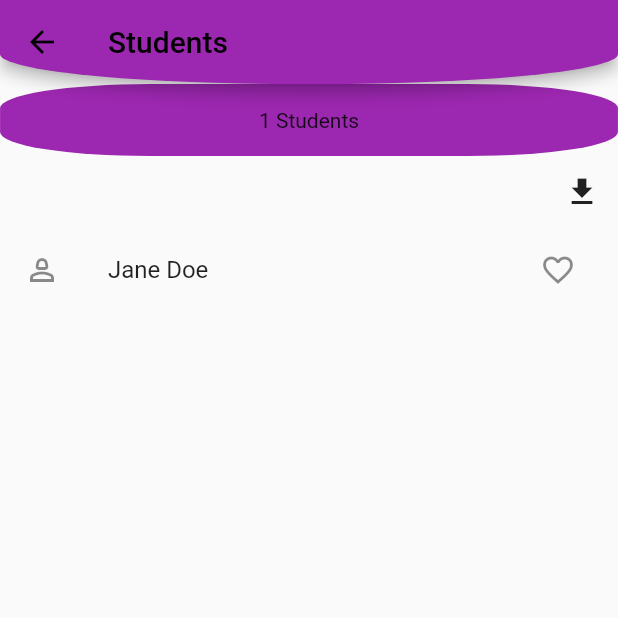
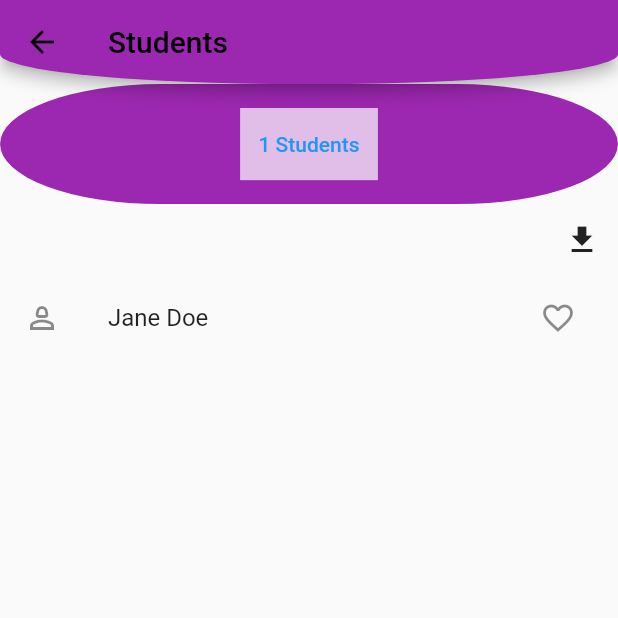
Before and after one commit to ezgifistikcioglu/student_communication, a Flutter app: the Students screen opened directly, on a phone screen of 412 x 824 dp, the top half of it. Run offline on Flutter 3.47's test engine with Material 2 defaults, Android fonts, the light colour scheme and no system bars; our stand-ins replace cloud_firestore, firebase_auth, firebase_core, firebase_storage, flutter_riverpod, google_sign_in and 1 more; accounts and stored records are empty; network calls fail.

Commit message:
Added Implicit animations (Hero&AnimatedPadding)

```diff
--- a/lib/product/constants/app_constants.dart
+++ b/lib/product/constants/app_constants.dart
@@ -1,5 +1,9 @@
 import 'package:firebase_auth/firebase_auth.dart';
 import 'package:flutter/material.dart';
+
+import '../../widgets/pages/message/messages.dart';
+import '../../widgets/pages/student/students.dart';
+import '../../widgets/pages/teacher/teachers.dart';
 
 class ApplicationConstants {
   static const String unknownText = 'Unknown';
@@ -29,7 +33,9 @@ class ApplicationConstants {
   static const EdgeInsets normal2xPadding = EdgeInsets.all(18);
   static const EdgeInsets symmetricPadding =
       EdgeInsets.symmetric(horizontal: 16, vertical: 8);
+
   static const EdgeInsets onlyPadding = EdgeInsets.only(top: 8, bottom: 8);
+  static const EdgeInsets leftRighPadding = EdgeInsets.only(left: 4, right: 4);
 }
 
 // MediaQuery
@@ -67,12 +73,12 @@ BoxDecoration ellipticalBoxDecoration() {
   return BoxDecoration(
     color: normalPurple,
     borderRadius: const BorderRadius.all(
-      Radius.elliptical(100, 16),
+      Radius.elliptical(120, 45),
     ),
   );
 }
 
-Container textLengthContainer(Widget? child) {
+Widget textLengthContainer(Widget? child) {
   return Container(
     margin: const EdgeInsets.all(0.05),
     decoration: ellipticalBoxDecoration(),
@@ -82,3 +88,26 @@ Container textLengthContainer(Widget? child) {
     ),
   );
 }
+
+Future<void> goToMessages(BuildContext context) async {
+  await Navigator.push(
+    context,
+    MaterialPageRoute(builder: (context) => const Messages()),
+  );
+}
+
+goToTeachers(BuildContext context) {
+  Navigator.of(context).push(MaterialPageRoute(
+    builder: (context) {
+      return const Teachers();
+    },
+  ));
+}
+
+goToStudents(BuildContext context) {
+  Navigator.of(context).push(MaterialPageRoute(
+    builder: (context) {
+      return const Students();
+    },
+  ));
+}
--- a/lib/widgets/pages/student/students.dart
+++ b/lib/widgets/pages/student/students.dart
@@ -16,7 +16,7 @@ class Students extends ConsumerWidget {
       appBar: AppBar(title: const Text(ApplicationConstants.studentsPageText)),
       body: Column(
         children: [
-          textLengthContainer(studentLength(studentRepository)),
+          textLengthContainer(studentLength(studentRepository, context)),
           Align(
             alignment: Alignment.centerRight,
             child:
@@ -34,12 +34,24 @@ class Students extends ConsumerWidget {
     );
   }
 
-  Padding studentLength(StudentsRepository studentRepository) {
+  Widget studentLength(
+      StudentsRepository studentRepository, BuildContext context) {
     return Padding(
-      padding: ApplicationConstants.symmetricPadding,
-      child: Text(
-          '${studentRepository.students.length} ${ApplicationConstants.studentsPageText}'),
-    );
+        padding: ApplicationConstants.symmetricPadding,
+        child: Hero(
+          tag: 'student',
+          child: Material(
+            child: Container(
+              padding: ApplicationConstants.leftRighPadding,
+              color: Colors.purple.shade100,
+              child: TextButton(
+                onPressed: () => goToStudents(context),
+                child: Text(
+                    '${studentRepository.students.length} ${ApplicationConstants.studentsPageText}'),
+              ),
+            ),
+          ),
+        ));
   }
 }
 
@@ -54,7 +66,13 @@ class StudentListTile extends ConsumerWidget {
   Widget build(BuildContext context, WidgetRef ref) {
     bool doILove = ref.watch(studentProvider).doILove(student);
     return ListTile(
-      title: Text('${student.name} ${student.surname}'),
+      title: AnimatedPadding(
+        duration: const Duration(seconds: 1),
+        padding:
+            doILove ? const EdgeInsets.only(left: 60) : const EdgeInsets.only(),
+        curve: Curves.bounceOut,
+        child: Text('${student.name} ${student.surname}'),
+      ),
       leading: Icon(student.gender == ApplicationConstants.genderFText
           ? Icons.person_2_outlined
           : Icons.person_3_outlined),
@@ -62,7 +80,13 @@ class StudentListTile extends ConsumerWidget {
         onPressed: () {
           ref.read(studentProvider).like(student, !doILove);
         },
-        icon: Icon(doILove ? Icons.favorite : Icons.favorite_border),
+        icon: AnimatedCrossFade(
+          duration: const Duration(seconds: 2),
+          firstChild: const Icon(Icons.favorite),
+          secondChild: const Icon(Icons.favorite_border),
+          crossFadeState:
+              doILove ? CrossFadeState.showFirst : CrossFadeState.showSecond,
+        ),
       ),
     );
   }
```
Also changed, not shown: lib/widgets/pages/app.dart (+28 -27 lines), lib/widgets/pages/teacher/teachers.dart (+17 -4 lines).
